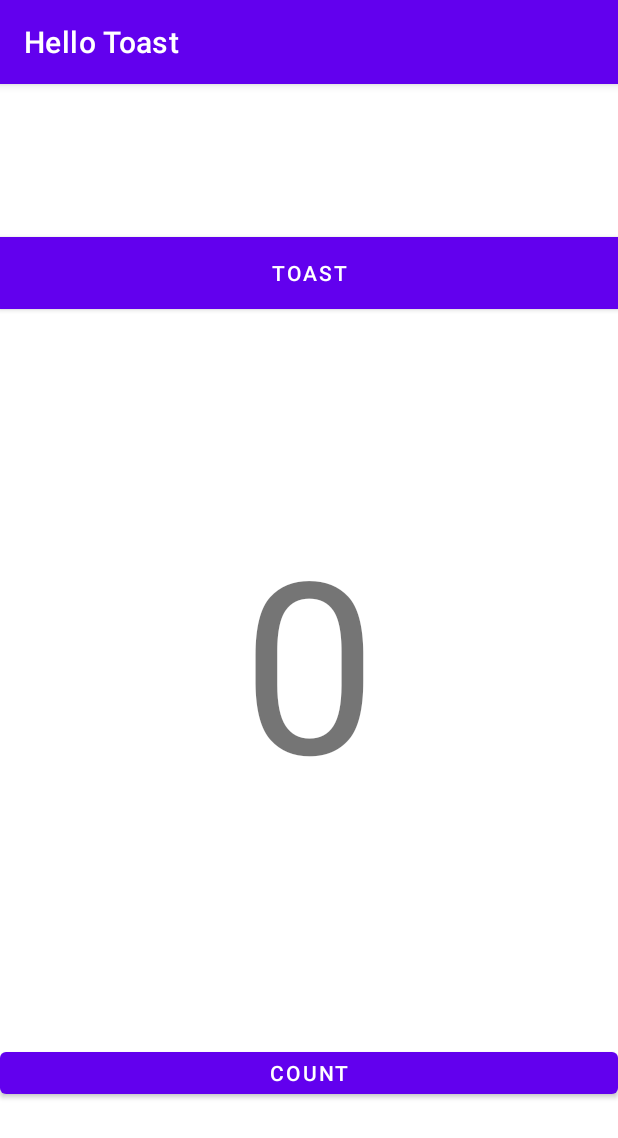
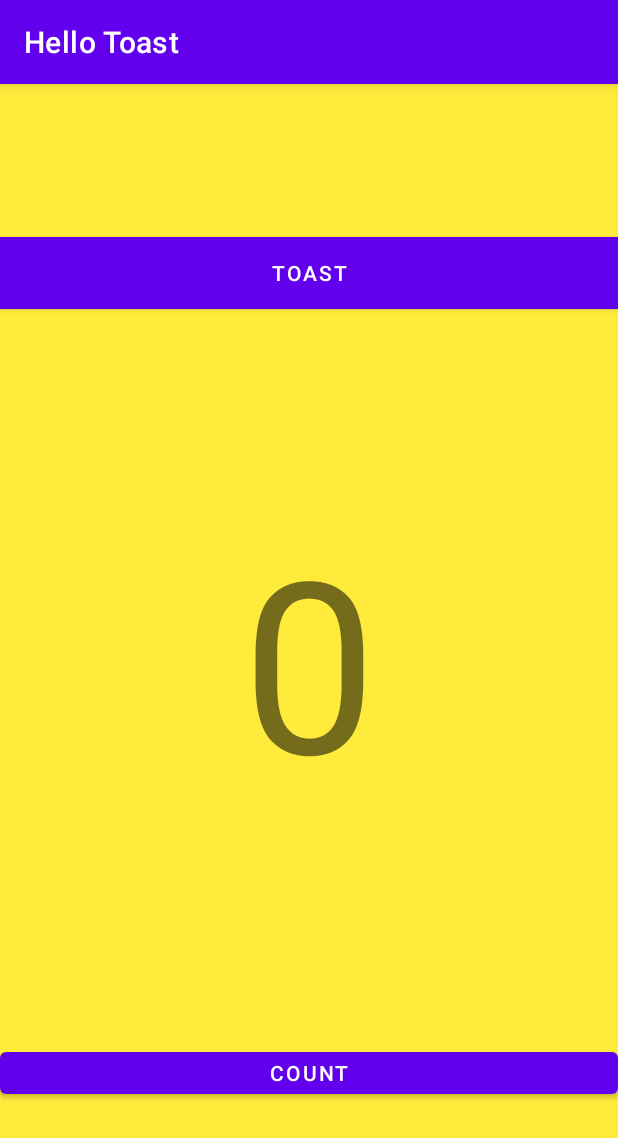
Before and after one commit to uniquemozilla22/Hello_toast_DMA, an Android app: the screen it shows after launch (MainActivity), on a phone screen of 412 x 824 dp. Shown: the top 1138 px of the screen. Run offline under Robolectric (Android 15) with nearby library versions, the phone set to English and light mode, and no system bars.

Commit message:
Task 5 completed

```diff
--- a/app/src/main/res/layout/activity_main.xml
+++ b/app/src/main/res/layout/activity_main.xml
@@ -6,12 +6,14 @@
     android:layout_height="match_parent"
     tools:context=".MainActivity">
 
+
     <Button
         android:id="@+id/button_toast"
         android:layout_width="0dp"
         android:layout_height="wrap_content"
         android:background="@color/design_default_color_on_primary"
-        android:text="@string/toast_btn"
+        android:onClick="showToast"
+        android:text="@string/button_label_toast"
         android:textColor="@android:color/white"
         app:layout_constraintBottom_toBottomOf="parent"
         app:layout_constraintEnd_toEndOf="parent"
@@ -20,23 +22,27 @@
         app:layout_constraintTop_toTopOf="parent"
         app:layout_constraintVertical_bias="0.142" />
 
-
     <TextView
         android:id="@+id/show_counts"
-        android:layout_width="wrap_content"
-        android:layout_height="wrap_content"
+        android:layout_width="match_parent"
+        android:layout_height="match_parent"
+        android:background="#FFEB3B"
+        android:fontFamily="sans-serif"
+        android:gravity="center|center_vertical"
+        android:text="@string/count_initial_value"
         android:textSize="160sp"
-        android:text="0"
-        android:textAlignment="center"
-        app:layout_constraintBottom_toBottomOf="parent"
+        app:layout_constraintBottom_toTopOf="@+id/button_count"
         app:layout_constraintEnd_toEndOf="parent"
+        app:layout_constraintHorizontal_bias="0.0"
         app:layout_constraintStart_toStartOf="parent"
-        app:layout_constraintTop_toTopOf="parent" />
+        app:layout_constraintTop_toTopOf="parent"
+        app:layout_constraintVertical_bias="0.0" />
 
     <Button
         android:id="@+id/button_count"
         android:layout_width="match_parent"
         android:layout_height="40dp"
+        android:onClick="countUp"
         android:text="Count"
         app:layout_constraintBottom_toBottomOf="parent"
         app:layout_constraintEnd_toEndOf="parent"
@@ -46,4 +52,5 @@
         app:layout_constraintVertical_bias="0.847"
         tools:ignore="MissingConstraints" />
 
+
 </androidx.constraintlayout.widget.ConstraintLayout>
--- a/app/src/main/res/values/strings.xml
+++ b/app/src/main/res/values/strings.xml
@@ -1,4 +1,7 @@
 <resources>
     <string name="app_name">Hello Toast</string>
-    <string name="toast_btn">Toast</string>
+    <string name="button_label_toast">Toast</string>
+    <string name="button_label_count">Count</string>
+    <string name="count_initial_value">0</string>
+    <string name="toast_message">Hello Toast!</string>
 </resources>
```
